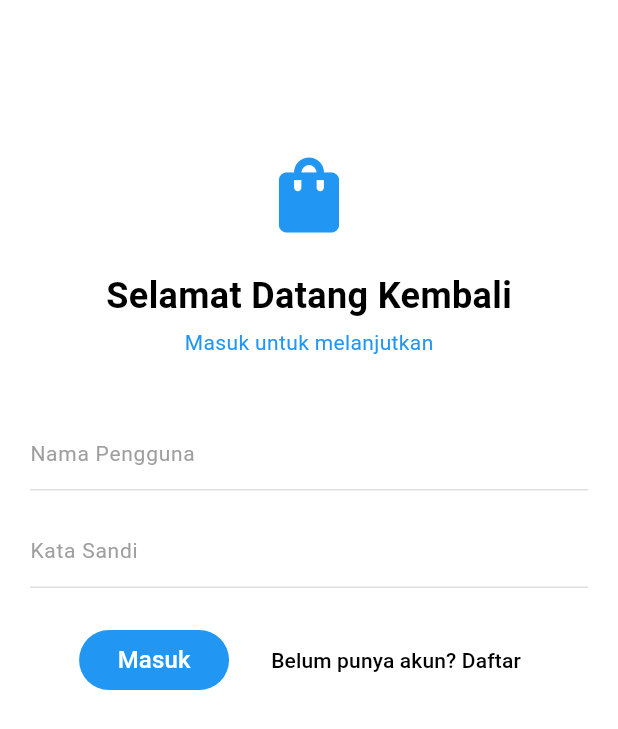
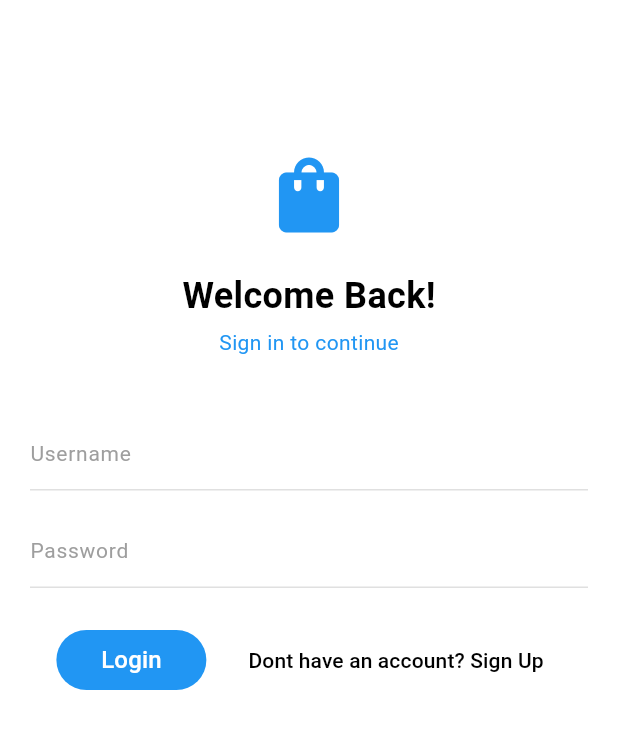
Before and after one commit to husnulalisah/miniproject_flutter1, a Flutter app: the screen it shows after launch, on a phone screen of 412 x 824 dp. Shown: the top 729 px of the screen. Run offline on Flutter 3.47's test engine with Material 3 defaults, Android fonts, the phone set to English and light mode, and no system bars.

Commit message:
Update layar_login.dart

```diff
--- a/lib/layar/layar_login.dart
+++ b/lib/layar/layar_login.dart
@@ -38,7 +38,7 @@ class _LayarLoginState extends State<LayarLogin> {
       } else {
         // Tampilkan pesan error
         ScaffoldMessenger.of(context).showSnackBar(
-          const SnackBar(content: Text('Nama pengguna atau kata sandi salah!')),
+          const SnackBar(content: Text('username or password incorect!')),
         );
       }
     }
@@ -65,7 +65,7 @@ class _LayarLoginState extends State<LayarLogin> {
 
               // Judul
               const Text(
-                'Selamat Datang Kembali',
+                'Welcome Back!',
                 style: TextStyle(
                   fontSize: 24,
                   fontWeight: FontWeight.bold,
@@ -74,7 +74,7 @@ class _LayarLoginState extends State<LayarLogin> {
               ),
               const SizedBox(height: 4),
               const Text(
-                'Masuk untuk melanjutkan',
+                'Sign in to continue',
                 style: TextStyle(
                   fontSize: 14,
                   color: Colors.blue,
@@ -88,18 +88,18 @@ class _LayarLoginState extends State<LayarLogin> {
                 child: Column(
                   children: [
                     // Input Nama Pengguna
-                    _buildTextField('Nama Pengguna', _controllerNamaPengguna, (value) {
+                    _buildTextField('Username', _controllerNamaPengguna, (value) {
                       if (value == null || value.isEmpty) {
-                        return 'Nama pengguna wajib diisi';
+                        return 'name cannot be empty';
                       }
                       return null;
                     }),
                     const SizedBox(height: 16),
 
                     // Input Kata Sandi
-                    _buildTextField('Kata Sandi', _controllerKataSandi, (value) {
+                    _buildTextField('Password', _controllerKataSandi, (value) {
                       if (value == null || value.isEmpty) {
-                        return 'Kata sandi wajib diisi';
+                        return 'Password cannot be empty';
                       }
                       return null;
                     }, isPassword: true),
@@ -121,7 +121,7 @@ class _LayarLoginState extends State<LayarLogin> {
                             child: TextButton(
                               onPressed: _masuk,
                               child: const Text(
-                                'Masuk',
+                                'Login',
                                 style: TextStyle(
                                   color: Colors.white,
                                   fontSize: 16,
@@ -138,7 +138,7 @@ class _LayarLoginState extends State<LayarLogin> {
                             Navigator.pushReplacementNamed(context, '/daftar');
                           },
                           child: const Text(
-                            'Belum punya akun? Daftar',
+                            'Dont have an account? Sign Up',
                             style: TextStyle(
                               color: Colors.black,
                               fontSize: 14,
```
